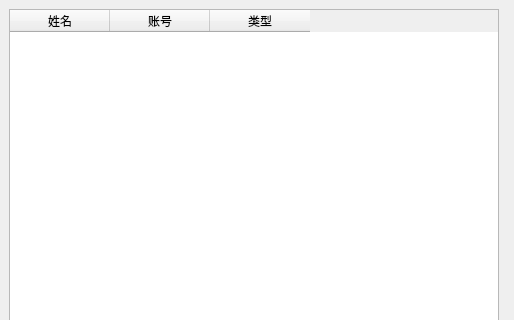
Qt form ui/design/UserManage.ui (Desmond121/CEESS) before a commit; both pictures show x 0 to 514 and y 0 to 320 of the 514 by 543 pixel window.
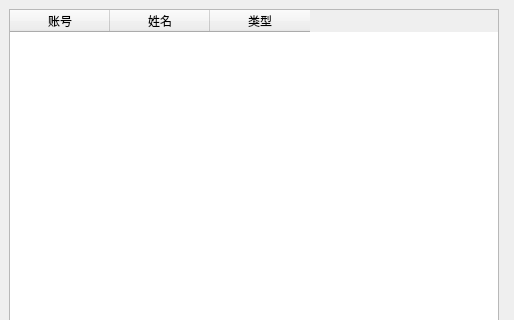
The same form after that commit.

What changed in the file:
```diff
--- a/ui/design/UserManage.ui
+++ b/ui/design/UserManage.ui
@@ -150,12 +150,12 @@
       </attribute>
       <column>
        <property name="text">
-        <string>姓名</string>
+        <string>账号</string>
        </property>
       </column>
       <column>
        <property name="text">
-        <string>账号</string>
+        <string>姓名</string>
        </property>
       </column>
       <column>
```
